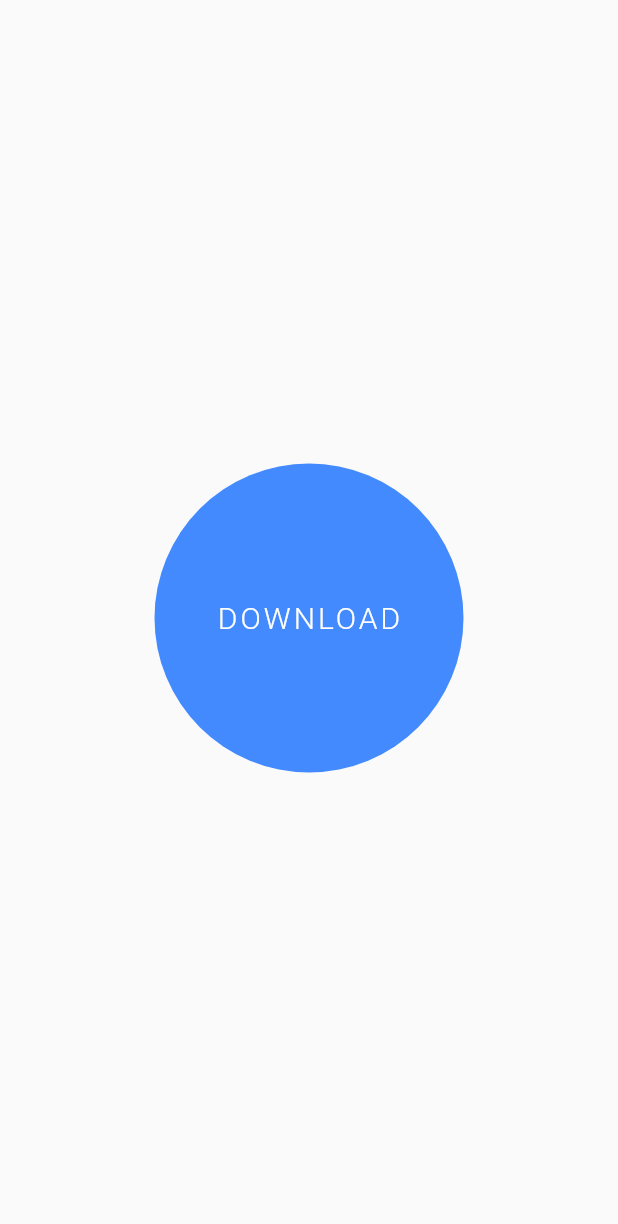
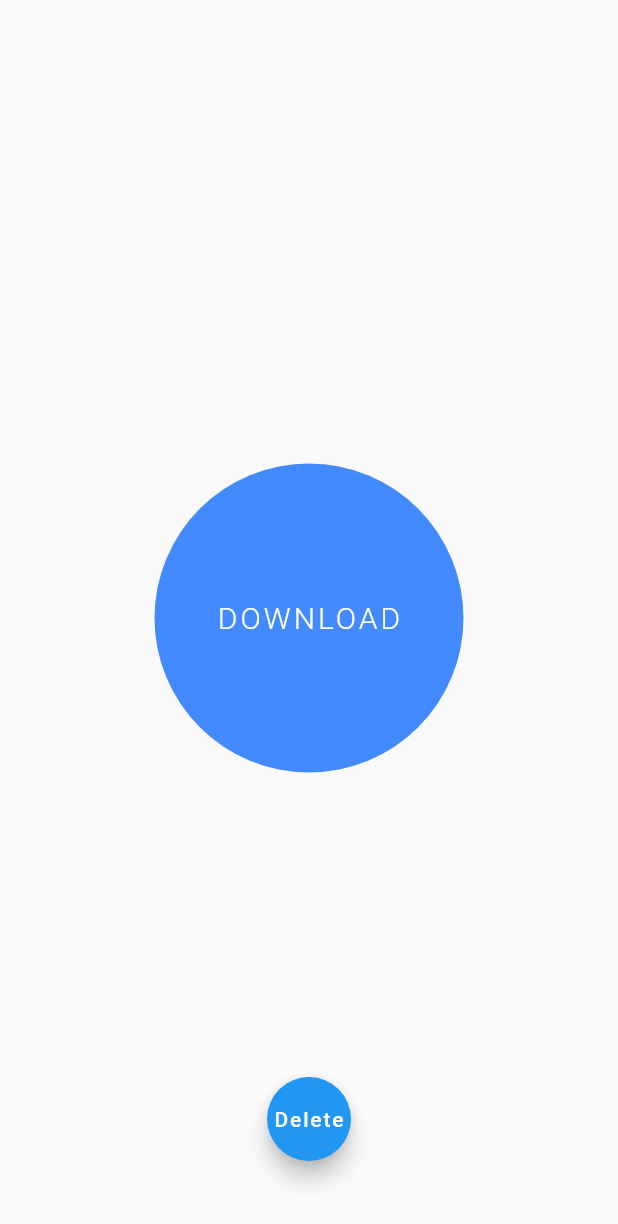
Before and after one commit to sachin-in1/Minnal, a Flutter app: the Home screen opened directly, on a phone screen of 412 x 824 dp. Shown: the top 1224 px of the screen. Run offline on Flutter 3.47's test engine with Material 2 defaults, Android fonts, the phone set to English and light mode, and no system bars; our stand-ins replace cloud_firestore, csv, geolocator, permission_handler; accounts and stored records are empty.

Commit message:
Deletion complete Admin

```diff
--- a/Admin/minnal_admin/lib/home.dart
+++ b/Admin/minnal_admin/lib/home.dart
@@ -1,4 +1,5 @@
 import 'package:flutter/material.dart';
+import 'package:cloud_firestore/cloud_firestore.dart';
 
 import 'services/download.dart';
 
@@ -6,8 +7,11 @@ class Home extends StatelessWidget {
   @override
   Widget build(BuildContext context) {
     return Scaffold(
-      body: Center(
-        child: InkWell(
+      body:
+      Center(
+        child:
+        Stack(children: <Widget>[
+          InkWell(
           onTap: () async {
             DownloadService().downloadLogs();
             showDialog(
@@ -55,7 +59,52 @@ class Home extends StatelessWidget {
             ),
           ),
         ),
+        // SizedBox(height: 5,),
+        // RaisedButton(onPressed: (){},),
+
+        ],)
+
       ),
+      floatingActionButton: Padding(
+            padding: const EdgeInsets.only(bottom: 50.0),
+            child: FloatingActionButton(child: Text("Delete"),
+        onPressed: () async{
+                final CollectionReference infoCollection =
+      Firestore.instance.collection('info');
+      // print(infoCollection.firestore.collection());
+                infoCollection.firestore.collection('info').getDocuments().then((snapshot) {
+                          for (DocumentSnapshot ds in snapshot.documents){
+                                ds.reference.delete();
+                                }
+                  });
+                  showDialog(
+                context: context,
+                builder: (BuildContext context) {
+                  return AlertDialog(
+                    title: Text('Deletion Complete'),
+                    content: SingleChildScrollView(
+                      child: ListBody(
+                        children: <Widget>[
+                          // Text(
+                          //   'Please Check Your Download Folder (report.csv)',
+                          // ),
+                        ],
+                      ),
+                    ),
+                    actions: <Widget>[
+                      FlatButton(
+                        child: Text('Close'),
+                        onPressed: () {
+                          Navigator.of(context).pop();
+                        },
+                      ),
+                    ],
+                  );
+                });
+
+      },),
+      ),
+      floatingActionButtonLocation: FloatingActionButtonLocation.centerDocked,
     );
   }
 }
```
